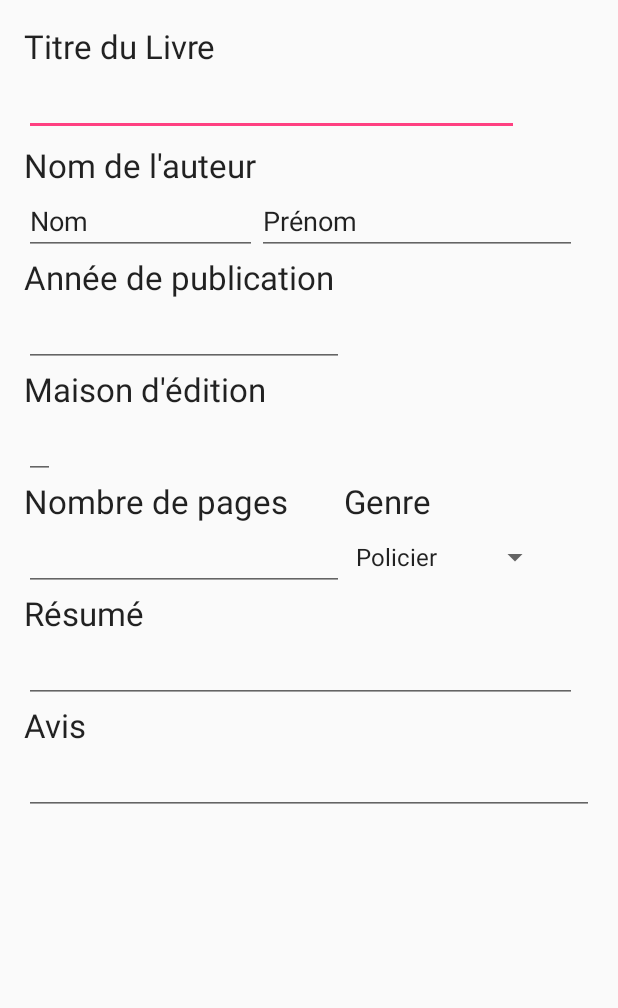
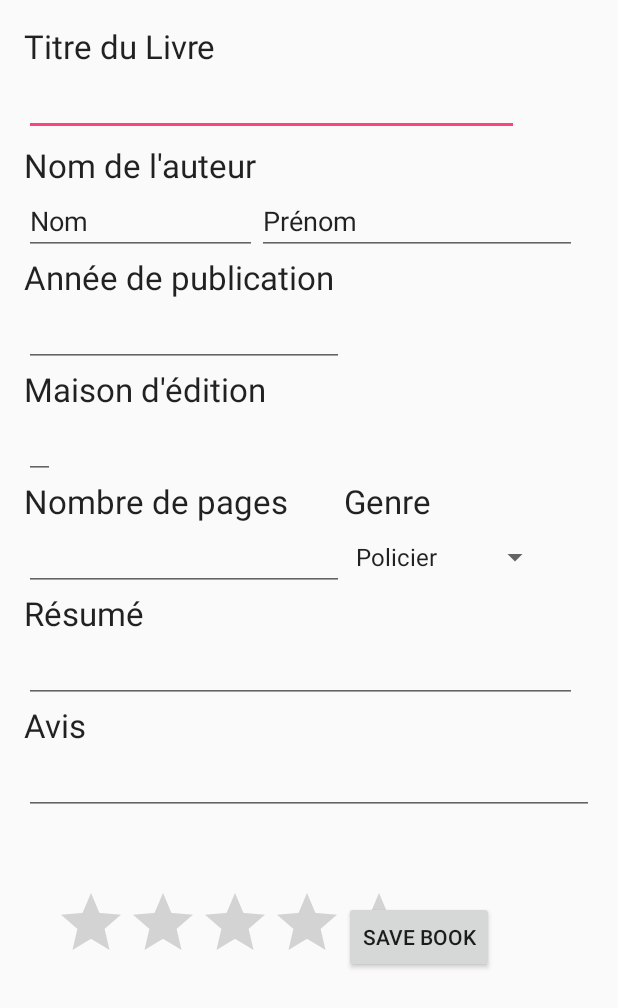
Before and after one commit to Melanieplaton/AppMaBibliotheque, an Android app: the BookRegistration screen opened directly, with no data from a screen before it, on a phone screen of 412 x 824 dp. Shown: the top 1008 px of the screen. Run offline under Robolectric (Android 15) with nearby library versions, the phone set to English and light mode, and no system bars.

Commit message:
Commit du 05/08/2016 à 17h Remplacement d'un floating button en button pour enregistrer données (revoir les instructions du button car données rentrées non affichées dans liste)

```diff
--- a/app/src/main/java/com/example/mlanie/mabibliotheque/BookRegistration.java
+++ b/app/src/main/java/com/example/mlanie/mabibliotheque/BookRegistration.java
@@ -1,5 +1,6 @@
 package com.example.mlanie.mabibliotheque;
 
+import android.content.Intent;
 import android.os.Bundle;
 import android.support.design.widget.FloatingActionButton;
 import android.support.design.widget.Snackbar;
@@ -25,18 +26,55 @@ public class BookRegistration extends AppCompatActivity {
         Toolbar toolbar = (Toolbar) findViewById(R.id.toolbar);
         setSupportActionBar(toolbar);
 
-        EditText titreFromUser = (EditText)findViewById(R.id.Writing_Book_Name);
-        EditText nomAuteurFromUser = (EditText)findViewById(R.id.Writing_Author_Name);
-        EditText anneePublicationFromUser = (EditText)findViewById(R.id.Writing_Date);
+        /*EditText titreFromUser = (EditText) findViewById(R.id.Writing_Book_Name);
+        EditText nomAuteurFromUser = (EditText) findViewById(R.id.Writing_Author_Name);
+        EditText anneePublicationFromUser = (EditText) findViewById(R.id.Writing_Date);
 
         String titreAEnregistrer = titreFromUser.getText().toString();
         String nomAuteurAEnregistrer = nomAuteurFromUser.getText().toString();
         String anneePublicationAEnregistrer = anneePublicationFromUser.getText().toString();
 
         int annee;
-        if (anneePublicationAEnregistrer.equals("")){
+        if (anneePublicationAEnregistrer.equals("")) {
             annee = 1985;
-        }else{
+        } else {
+            annee = Integer.valueOf(anneePublicationAEnregistrer);
+        }
+
+
+        Book book = new Book(titreAEnregistrer, nomAuteurAEnregistrer, annee);
+
+        LivresBDD livresBDD = new LivresBDD(this);
+        livresBDD.open();
+        livresBDD.insertLivre(book);*/
+
+
+//Création des actions du spinner
+        String[] arraySpinner;
+        setContentView(R.layout.content_book_registration);
+        arraySpinner = new String[]{
+                "Policier", "Thriller", "SF", "Fantasy", "Romance", "Historique", "BD", "Manga", "Autre"
+        };
+        Spinner s = (Spinner) findViewById(R.id.spinnerGenre);
+        ArrayAdapter<String> adapter = new ArrayAdapter<String>(this,
+                simple_spinner_item, arraySpinner);
+        s.setAdapter(adapter);
+
+    }
+
+    public void saveTheBook (View Button){
+        EditText titreFromUser = (EditText) findViewById(R.id.Writing_Book_Name);
+        EditText nomAuteurFromUser = (EditText) findViewById(R.id.Writing_Author_Name);
+        EditText anneePublicationFromUser = (EditText) findViewById(R.id.Writing_Date);
+
+        String titreAEnregistrer = titreFromUser.getText().toString();
+        String nomAuteurAEnregistrer = nomAuteurFromUser.getText().toString();
+        String anneePublicationAEnregistrer = anneePublicationFromUser.getText().toString();
+
+        int annee;
+        if (anneePublicationAEnregistrer.equals("")) {
+            annee = 1985;
+        } else {
             annee = Integer.valueOf(anneePublicationAEnregistrer);
         }
 
@@ -46,34 +84,11 @@ public class BookRegistration extends AppCompatActivity {
         LivresBDD livresBDD = new LivresBDD(this);
         livresBDD.open();
         livresBDD.insertLivre(book);
+        livresBDD.close();
 
+        Intent returnList = new Intent (this, MainActivity.class);
+        this.startActivity(returnList);
 
-
-
-
-
-
-//Bouton préinstallé
-        FloatingActionButton fab = (FloatingActionButton) findViewById(R.id.fab);
-        fab.setOnClickListener(new View.OnClickListener() {
-            @Override
-            public void onClick(View view) {
-                Snackbar.make(view, "Enregistrer", Snackbar.LENGTH_LONG)
-                        .setAction("Enregistrer", null).show();
-            }
-        });
-
-//Création des actions du spinner
-        String[] arraySpinner;
-        setContentView(R.layout.content_book_registration);
-        arraySpinner = new String[] {
-                "Policier", "Thriller", "SF", "Fantasy", "Romance", "Historique", "BD", "Manga"
-        };
-        Spinner s = (Spinner) findViewById(R.id.spinnerGenre);
-        ArrayAdapter<String> adapter = new ArrayAdapter<String>(this,
-                simple_spinner_item, arraySpinner);
-        s.setAdapter(adapter);
     }
 
-
 }
--- a/app/src/main/java/com/example/mlanie/mabibliotheque/LivresBDD.java
+++ b/app/src/main/java/com/example/mlanie/mabibliotheque/LivresBDD.java
@@ -61,7 +61,6 @@ public class LivresBDD extends MaBaseSQLite {
     }
 
 
-
     public static String getColonneId() {
         return COLONNE_ID;
     }
--- a/app/src/main/java/com/example/mlanie/mabibliotheque/MaBaseSQLite.java
+++ b/app/src/main/java/com/example/mlanie/mabibliotheque/MaBaseSQLite.java
@@ -30,8 +30,8 @@ public class MaBaseSQLite extends SQLiteOpenHelper {
         //On créé la table à partir de la requête écrite dans la variable CREATE_BDD
         sqLiteDatabase.execSQL(CREATE_BDD);
 
+    }
 
-    }
 
     @Override
     public void onUpgrade(SQLiteDatabase sqLiteDatabase, int i, int i1) {
--- a/app/src/main/res/layout/content_book_registration.xml
+++ b/app/src/main/res/layout/content_book_registration.xml
@@ -202,8 +202,27 @@
             android:layout_alignRight="@string/Writing_Book_Name"
             android:layout_alignEnd="@string/Writing_Book_Name" />
 
+        <RatingBar
+            android:layout_width="wrap_content"
+            android:layout_height="wrap_content"
+            android:id="@+id/ratingBar"
+            android:layout_alignParentBottom="true"
+            android:layout_below="@+id/Writing_Your_Opinion"
+            android:layout_toRightOf="@+id/Writing_Home_Edition"
+            android:layout_toEndOf="@+id/Writing_Home_Edition" />
 
-        </RelativeLayout>
+        <Button
+            android:layout_width="wrap_content"
+            android:layout_height="wrap_content"
+            android:text="Save Book"
+            android:id="@+id/saveBook"
+            android:layout_below="@+id/ratingBar"
+            android:layout_alignLeft="@+id/spinnerGenre"
+            android:layout_alignStart="@+id/spinnerGenre"
+            android:onClick="saveTheBook"/>
+
+
+    </RelativeLayout>
+
     </ScrollView>
-
 </RelativeLayout>
```
Also changed, not shown: app/src/main/res/layout/activity_book_registration.xml (+1 -7 lines).
